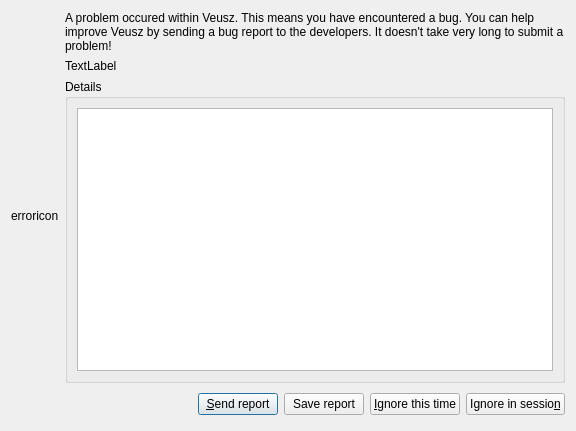
Above: ui/exceptionlist.ui from OpenReliability/OpenReliability before the change. Below: the same form after it.
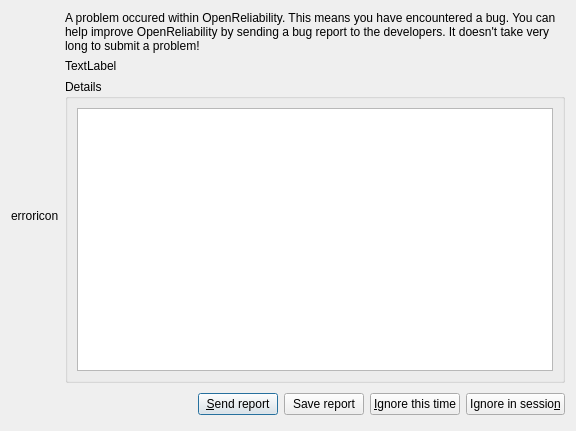
That is the form after the change.

```diff
--- a/ui/exceptionlist.ui
+++ b/ui/exceptionlist.ui
@@ -26,7 +26,7 @@
      <item>
       <widget class="QLabel" name="label_2">
        <property name="text">
-        <string>A problem occured within Veusz. This means you have encountered a bug. You can help improve Veusz by sending a bug report to the developers. It doesn't take very long to submit a problem!</string>
+        <string>A problem occured within OpenReliability. This means you have encountered a bug. You can help improve OpenReliability by sending a bug report to the developers. It doesn't take very long to submit a problem!</string>
        </property>
        <property name="wordWrap">
         <bool>true</bool>
```
Left out of the diff: 2 changed lines with no effect on the pictures.
